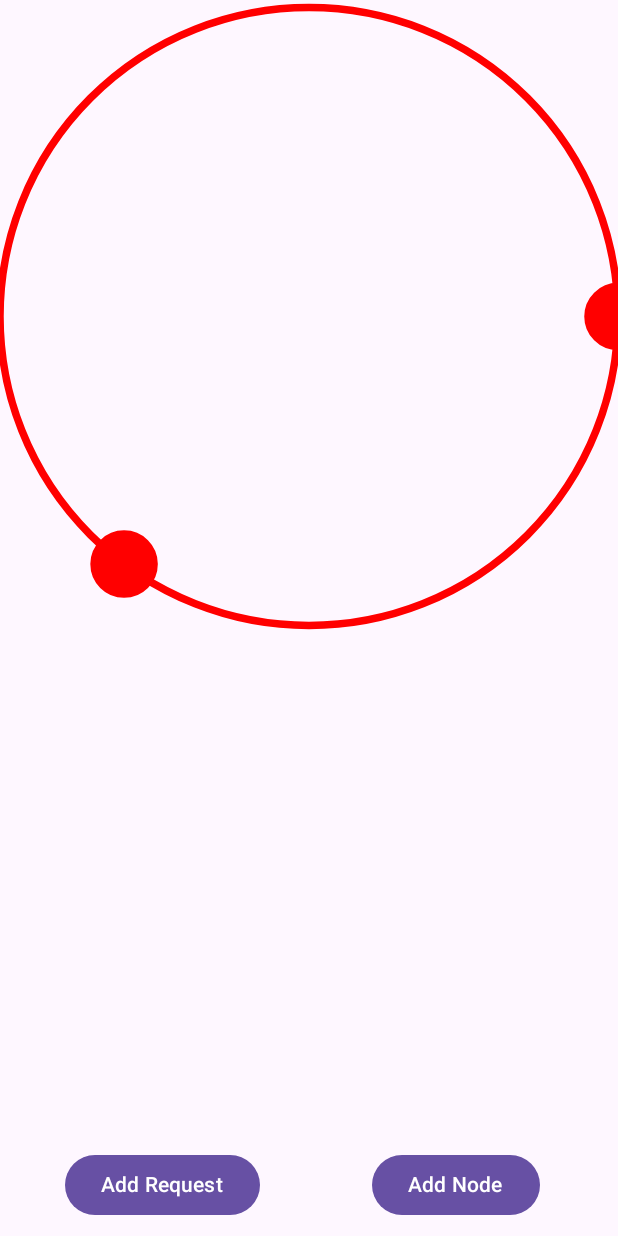
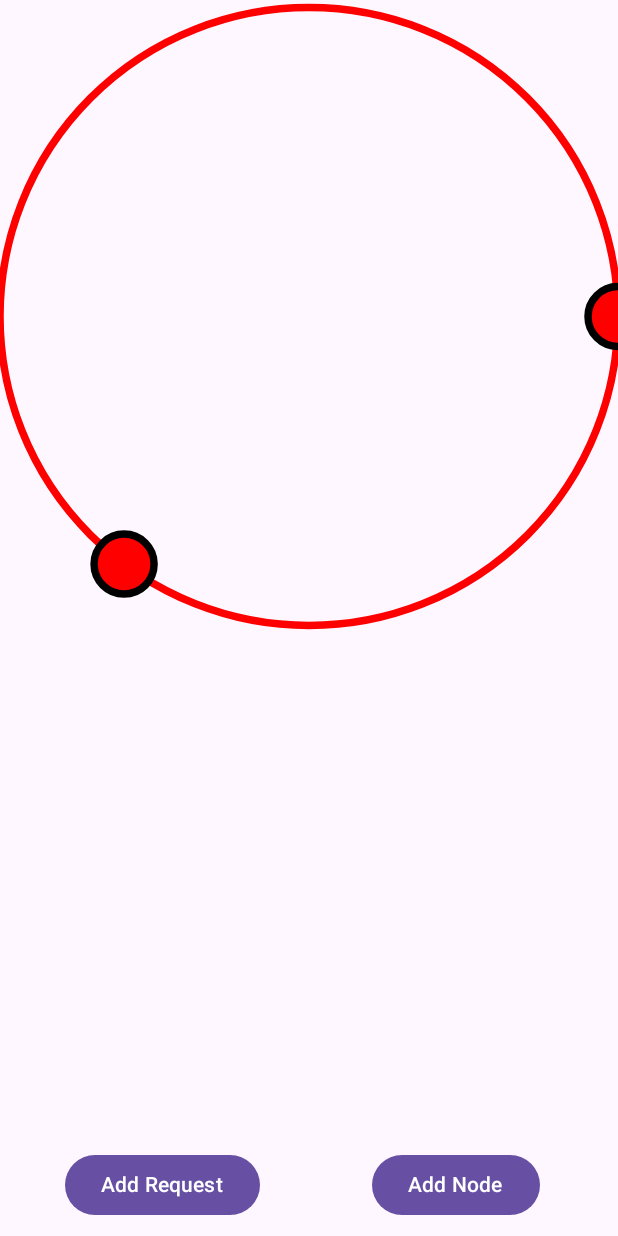
Before and after one commit to swapnilgt/consistenthashing, an Android app built with Jetpack Compose: the @Preview function MyViewPreview, on a phone screen of 412 x 824 dp. Run offline under Robolectric (Android 15) with nearby library versions, the phone set to English and light mode, and no system bars.

Commit message:
Fixing node borders

```diff
--- a/app/src/main/java/com/swapnil/consitenthashing/presentation/view/MyView.kt
+++ b/app/src/main/java/com/swapnil/consitenthashing/presentation/view/MyView.kt
@@ -5,7 +5,6 @@ import androidx.compose.foundation.layout.Column
 import androidx.compose.foundation.layout.Row
 import androidx.compose.foundation.layout.fillMaxHeight
 import androidx.compose.foundation.layout.fillMaxSize
-import androidx.compose.foundation.layout.fillMaxWidth
 import androidx.compose.foundation.layout.padding
 import androidx.compose.material3.Button
 import androidx.compose.material3.Surface
--- a/app/src/main/java/com/swapnil/consitenthashing/presentation/view/Node.kt
+++ b/app/src/main/java/com/swapnil/consitenthashing/presentation/view/Node.kt
@@ -30,7 +30,7 @@ fun DrawScope.node(
         )
     )
     drawCircle(
-        color = nodeViewData.bkgColor,
+        color = nodeViewData.borderColor,
         radius = nodeViewData.radius.toPx(),
         style = Stroke(width = 5.dp.toPx()),
         center = Offset(
```
